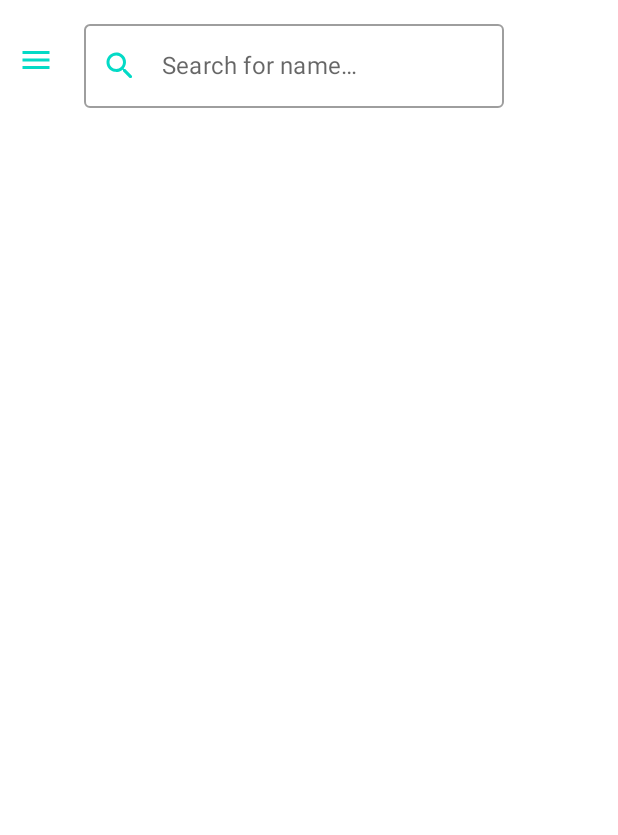
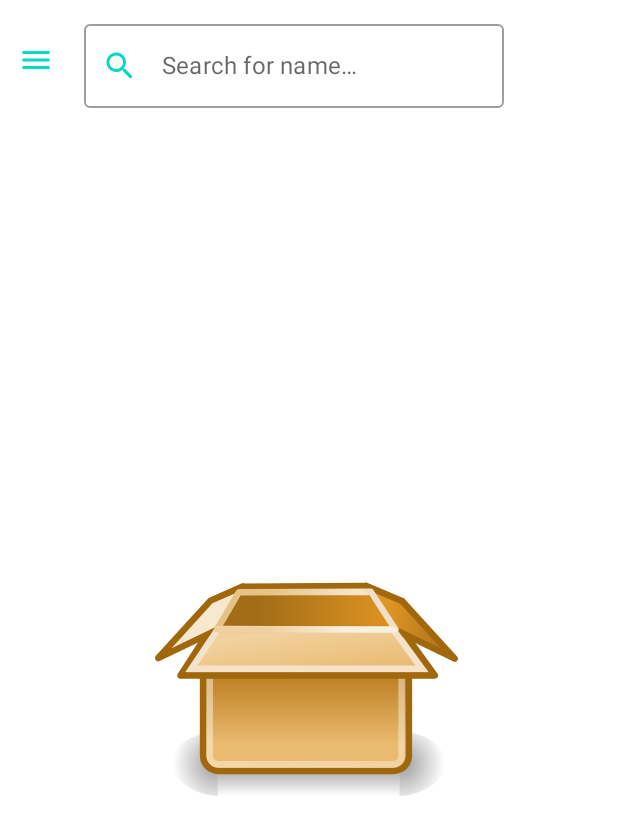
Before and after one commit to patrikkarolyi/dogs, an Android app built with Jetpack Compose: the screen it shows after launch (MainActivity), on a phone screen of 412 x 824 dp. Shown: the top 835 px of the screen. Run offline under Robolectric (Android 15) with nearby library versions, the phone set to English and light mode, and no system bars; our stand-ins replace Dagger/Hilt's generated code, Room's generated code; 6 statements that could not run were skipped.

Commit message:
Add empty content view

```diff
--- a/app/src/main/java/com/example/dogs/ui/common/DogListContent.kt
+++ b/app/src/main/java/com/example/dogs/ui/common/DogListContent.kt
@@ -19,12 +19,16 @@ fun ListContent(
     newItems: List<RoomBreedData> = emptyList(),
     onItemClicked: (String) -> Unit,
 ) {
+    if (newItems.isEmpty()) {
+        EmptyContent()
+    } else {
         LazyColumn {
             items(newItems) { item ->
                 ListItemContent(
                     item = item,
                     onItemClicked = onItemClicked,
                 )
+            }
         }
     }
 }
--- /dev/null
+++ b/app/src/main/java/com/example/dogs/ui/common/EmptyContent.kt
@@ -0,0 +1,27 @@
+package com.example.dogs.ui.common
+
+import androidx.compose.foundation.Image
+import androidx.compose.foundation.layout.Box
+import androidx.compose.foundation.layout.fillMaxSize
+import androidx.compose.foundation.layout.fillMaxWidth
+import androidx.compose.runtime.Composable
+import androidx.compose.ui.Alignment
+import androidx.compose.ui.Modifier
+import androidx.compose.ui.graphics.vector.ImageVector
+import androidx.compose.ui.layout.ContentScale
+import androidx.compose.ui.res.vectorResource
+import com.example.dogs.R
+
+@Composable
+fun EmptyContent() {
+    Box(modifier = Modifier.fillMaxSize()) {
+        Image(
+            imageVector = ImageVector.vectorResource(id = R.drawable.ic_empty),
+            contentDescription = "",
+            contentScale = ContentScale.FillWidth,
+            modifier = Modifier
+                .fillMaxWidth(0.5f)
+                .align(Alignment.Center)
+        )
+    }
+}
--- a/app/src/main/java/com/example/dogs/ui/common/ImageListContent.kt
+++ b/app/src/main/java/com/example/dogs/ui/common/ImageListContent.kt
@@ -31,12 +31,17 @@ fun DetailContent(
     newItems: List<RoomImageData> = emptyList(),
     onItemFavoriteClicked: (String, Boolean) -> Unit
 ) {
+    if(newItems.isEmpty()){
+        EmptyContent()
+    }
+    else{
         LazyColumn {
             items(newItems) { item ->
                 DetailItemContent(
                     item = item,
                     onItemFavoriteClicked = onItemFavoriteClicked
                 )
+            }
         }
     }
 }
--- a/app/src/main/java/com/example/dogs/ui/details/DetailsScreen.kt
+++ b/app/src/main/java/com/example/dogs/ui/details/DetailsScreen.kt
@@ -2,9 +2,11 @@ package com.example.dogs.ui.details
 
 import androidx.compose.foundation.background
 import androidx.compose.foundation.layout.Box
+import androidx.compose.foundation.layout.fillMaxSize
 import androidx.compose.foundation.layout.fillMaxWidth
 import androidx.compose.foundation.layout.padding
 import androidx.compose.foundation.layout.requiredHeight
+import androidx.compose.material.ExperimentalMaterialApi
 import androidx.compose.material.Icon
 import androidx.compose.material.IconButton
 import androidx.compose.material.MaterialTheme
@@ -14,6 +16,9 @@ import androidx.compose.material.SnackbarResult
 import androidx.compose.material.Text
 import androidx.compose.material.icons.Icons
 import androidx.compose.material.icons.rounded.ArrowBack
+import androidx.compose.material.pullrefresh.PullRefreshIndicator
+import androidx.compose.material.pullrefresh.pullRefresh
+import androidx.compose.material.pullrefresh.rememberPullRefreshState
 import androidx.compose.material.rememberScaffoldState
 import androidx.compose.runtime.Composable
 import androidx.compose.runtime.LaunchedEffect
@@ -27,11 +32,13 @@ import androidx.compose.ui.unit.sp
 import androidx.lifecycle.viewmodel.compose.viewModel
 import androidx.navigation.NavController
 import com.example.dogs.ui.common.DetailContent
+import com.example.dogs.ui.common.EmptyContent
 import com.example.dogs.ui.details.DetailViewState.Content
 import com.example.dogs.ui.details.DetailViewState.Initial
 import kotlinx.coroutines.CoroutineScope
 
 
+@OptIn(ExperimentalMaterialApi::class)
 @Composable
 fun DetailScreen(
     viewModel: DetailsViewModel = viewModel(),
@@ -40,27 +47,16 @@ fun DetailScreen(
 ) {
     val scaffoldState: ScaffoldState = rememberScaffoldState()
     val coroutineScope: CoroutineScope = rememberCoroutineScope()
+    val currentBreedId by viewModel.currentBreedId.collectAsState()
     val viewState by viewModel.uiState.collectAsState()
-    val currentBreedId by viewModel.currentBreedId.collectAsState()
+    val refreshing = viewModel.isRefreshing
+    val pullRefreshState = rememberPullRefreshState(refreshing, { viewModel.refreshImageUrls() })
 
     if (breedId.isNotBlank()) {
         LaunchedEffect(coroutineScope) {
             viewModel.refreshImageUrls(breedId = breedId)
-            viewModel.errorMessage.collect { message ->
-                val snackbarResut = scaffoldState.snackbarHostState.showSnackbar(
-                    message = message,
-                    actionLabel = "Retry",
-                )
-                when (snackbarResut) {
-                    SnackbarResult.Dismissed -> {}
-                    SnackbarResult.ActionPerformed -> {
-                        viewModel.refreshImageUrls(breedId = breedId)
-                    }
-                }
-            }
         }
     }
-
 
     Scaffold(
         modifier = Modifier
@@ -94,11 +90,13 @@ fun DetailScreen(
     ) {
         Box(
             modifier = Modifier
+                .fillMaxSize()
                 .padding(it)
+                .pullRefresh(pullRefreshState)
         ) {
             viewState.let { state ->
                 when (state) {
-                    Initial -> {}
+                    Initial -> EmptyContent()
                     is Content -> DetailContent(
                         newItems = state.result,
                         onItemFavoriteClicked = { url, isFavorite ->
@@ -107,6 +105,26 @@ fun DetailScreen(
                     )
                 }
             }
+            //TODO make pull to refresh work on EmptyContent
+            PullRefreshIndicator(
+                refreshing,
+                pullRefreshState,
+                Modifier.align(Alignment.TopCenter)
+            )
+            LaunchedEffect(coroutineScope) {
+                viewModel.errorMessage.collect { message ->
+                    val snackbarResult = scaffoldState.snackbarHostState.showSnackbar(
+                        message = message,
+                        actionLabel = "Retry",
+                    )
+                    when (snackbarResult) {
+                        SnackbarResult.Dismissed -> {}
+                        SnackbarResult.ActionPerformed -> {
+                            viewModel.refreshImageUrls()
+                        }
+                    }
+                }
+            }
         }
     }
 }
--- a/app/src/main/java/com/example/dogs/ui/details/DetailsViewModel.kt
+++ b/app/src/main/java/com/example/dogs/ui/details/DetailsViewModel.kt
@@ -8,11 +8,11 @@ import androidx.lifecycle.ViewModel
 import androidx.lifecycle.viewModelScope
 import com.example.dogs.data.ImageRepository
 import com.example.dogs.data.disk.model.RoomImageData
+import com.example.dogs.network.model.NetworkResult
 import dagger.hilt.android.lifecycle.HiltViewModel
 import kotlinx.coroutines.Dispatchers
 import kotlinx.coroutines.flow.MutableSharedFlow
 import kotlinx.coroutines.flow.MutableStateFlow
-import kotlinx.coroutines.flow.catch
 import kotlinx.coroutines.flow.map
 import kotlinx.coroutines.launch
 import kotlinx.coroutines.withContext
@@ -35,23 +35,34 @@ class DetailsViewModel @Inject constructor(
     var errorMessage = MutableSharedFlow<String>()
         private set
 
-    fun refreshImageUrls(breedId: String) {
+    fun refreshImageUrls(breedId: String = currentBreedId.value) {
         viewModelScope.launch {
             isRefreshing = true
             withContext(Dispatchers.IO) {
                 savedStateHandle["current_breedId"] = breedId
-                dataSource.downloadImagesByBreedId(breedId)
-                dataSource.observeImagesByBreedId(breedId)
-                    .map<List<RoomImageData>, DetailViewState>(DetailViewState::Content)
-                    .catch { exception ->
-                        errorMessage.emit(exception.message ?: "error")
-                    }
-                    .collect {
-                        _uiState.value = it
-                    }
+                downloadImages()
+                getAllImages()
             }
             isRefreshing = false
         }
+    }
+
+    private suspend fun downloadImages() {
+        dataSource.downloadImagesByBreedId(currentBreedId.value).let { result ->
+            if(result !is NetworkResult){
+                //TODO error handling
+                errorMessage.emit(result.toString())
+            }
+        }
+    }
+
+    private suspend fun getAllImages() {
+        //TODO make sure this works
+        dataSource.observeImagesByBreedId(currentBreedId.value)
+            .map<List<RoomImageData>, DetailViewState>(DetailViewState::Content)
+            .collect {
+                _uiState.value = it
+            }
     }
 
     fun updateImageFavoriteById(url: String, newIsFavorite: Boolean) {
--- a/app/src/main/java/com/example/dogs/ui/list/ListScreen.kt
+++ b/app/src/main/java/com/example/dogs/ui/list/ListScreen.kt
@@ -31,6 +31,7 @@ import androidx.compose.ui.Modifier
 import androidx.lifecycle.viewmodel.compose.viewModel
 import androidx.navigation.NavController
 import com.example.dogs.navigation.Screen
+import com.example.dogs.ui.common.EmptyContent
 import com.example.dogs.ui.common.ListContent
 import com.example.dogs.ui.common.NavDrawer
 import com.example.dogs.ui.common.SearchBar
@@ -92,7 +93,7 @@ fun ListScreen(
             ) {
                 viewState.let { state ->
                     when (state) {
-                        ListViewState.Initial -> {}
+                        ListViewState.Initial -> EmptyContent()
                         is ListViewState.Content -> ListContent(
                             state.result,
                         ) { id -> navController.navigate(Screen.DetailScreen.withArgs(id)) }
@@ -106,11 +107,11 @@ fun ListScreen(
             }
             LaunchedEffect(coroutineScope) {
                 viewModel.errorMessage.collect { message ->
-                    val snackbarResut = scaffoldState.snackbarHostState.showSnackbar(
+                    val snackbarResult = scaffoldState.snackbarHostState.showSnackbar(
                         message = message,
                         actionLabel = "Retry",
                     )
-                    when (snackbarResut) {
+                    when (snackbarResult) {
                         SnackbarResult.Dismissed -> {}
                         SnackbarResult.ActionPerformed -> {
                             viewModel.refreshAllBreeds()
--- a/app/src/main/java/com/example/dogs/ui/list/ListViewModel.kt
+++ b/app/src/main/java/com/example/dogs/ui/list/ListViewModel.kt
@@ -8,6 +8,7 @@ import androidx.lifecycle.ViewModel
 import androidx.lifecycle.viewModelScope
 import com.example.dogs.data.DogRepository
 import com.example.dogs.data.disk.model.RoomBreedData
+import com.example.dogs.network.model.NetworkResult
 import com.example.dogs.ui.list.ListViewState.Initial
 import dagger.hilt.android.lifecycle.HiltViewModel
 import kotlinx.coroutines.Dispatchers
@@ -54,17 +55,14 @@ class ListViewModel @Inject constructor(
         viewModelScope.launch {
             isRefreshing = true
             withContext(Dispatchers.IO) {
-                dataSource.downloadAllBreeds()
+                dataSource.downloadAllBreeds().let { result ->
+                    if(result !is NetworkResult){
+                        //TODO error handling
+                        errorMessage.emit(result.toString())
+                    }
+                }
             }
             isRefreshing = false
-        }
-    }
-
-    fun updateBreedFavoriteById(id: String, newIsFavorite: Boolean) {
-        viewModelScope.launch {
-            withContext(Dispatchers.IO) {
-                dataSource.updateBreedFavoriteById(id, newIsFavorite)
-            }
         }
     }
 
--- /dev/null
+++ b/app/src/main/res/drawable/ic_empty.xml
@@ -0,0 +1,183 @@
+<vector xmlns:android="http://schemas.android.com/apk/res/android"
+    xmlns:aapt="http://schemas.android.com/aapt"
+    android:width="48dp"
+    android:height="48dp"
+    android:viewportWidth="48"
+    android:viewportHeight="48">
+  <path
+      android:pathData="M9.771,32.259l28.205,0l0,9.982l-28.205,0z"
+      android:strokeAlpha="0.40206"
+      android:fillAlpha="0.40206">
+    <aapt:attr name="android:fillColor">
+      <gradient
+          android:startX="20.453"
+          android:startY="32.259"
+          android:endX="20.453"
+          android:endY="42.242"
+          android:type="linear">
+        <item android:offset="0" android:color="#00000000"/>
+        <item android:offset="0.5" android:color="#FF000000"/>
+        <item android:offset="1" android:color="#00000000"/>
+      </gradient>
+    </aapt:attr>
+  </path>
+  <path
+      android:pathData="m37.978,32.26l0,9.982c3.008,0.019 7.272,-2.236 7.272,-4.992 0,-2.755 -3.357,-4.99 -7.272,-4.99z"
+      android:strokeAlpha="0.40206"
+      android:fillAlpha="0.40206">
+    <aapt:attr name="android:fillColor">
+      <gradient
+          android:centerX="38.157"
+          android:centerY="37.192"
+          android:gradientRadius="6.843"
+          android:type="radial">
+        <item android:offset="0" android:color="#FF000000"/>
+        <item android:offset="1" android:color="#00000000"/>
+      </gradient>
+    </aapt:attr>
+  </path>
+  <path
+      android:pathData="m9.771,32.26l0,9.982c-3.007,0.019 -7.272,-2.236 -7.272,-4.992 0,-2.755 3.358,-4.99 7.272,-4.99z"
+      android:strokeAlpha="0.40206"
+      android:fillAlpha="0.40206">
+    <aapt:attr name="android:fillColor">
+      <gradient
+          android:centerX="9.594"
+          android:centerY="37.192"
+          android:gradientRadius="6.843"
+          android:type="radial">
+        <item android:offset="0" android:color="#FF000000"/>
+        <item android:offset="1" android:color="#00000000"/>
+      </gradient>
+    </aapt:attr>
+  </path>
+  <path
+      android:strokeWidth="1"
+      android:pathData="M9.887,15.275L37.016,15.275A2.424,2.394 0,0 1,39.44 17.669L39.44,35.994A2.424,2.394 0,0 1,37.016 38.388L9.887,38.388A2.424,2.394 0,0 1,7.462 35.994L7.462,17.669A2.424,2.394 0,0 1,9.887 15.275z"
+      android:strokeColor="#a0670c">
+    <aapt:attr name="android:fillColor">
+      <gradient
+          android:startX="24.99"
+          android:startY="34.005"
+          android:endX="24.99"
+          android:endY="22.585"
+          android:type="linear">
+        <item android:offset="0" android:color="#FFEABA6F"/>
+        <item android:offset="1" android:color="#FFB97A1B"/>
+      </gradient>
+    </aapt:attr>
+  </path>
+  <path
+      android:strokeWidth="1"
+      android:pathData="M9.784,16.244L37.018,16.244A1.285,1.285 0,0 1,38.303 17.529L38.303,36.034A1.285,1.285 0,0 1,37.018 37.319L9.784,37.319A1.285,1.285 0,0 1,8.499 36.034L8.499,17.529A1.285,1.285 0,0 1,9.784 16.244z"
+      android:strokeAlpha="0.48101"
+      android:fillColor="#00000000"
+      android:fillAlpha="0.48101">
+    <aapt:attr name="android:strokeColor">
+      <gradient
+          android:startX="18.707"
+          android:startY="19.912"
+          android:endX="30.015"
+          android:endY="47.388"
+          android:type="linear">
+        <item android:offset="0" android:color="#FFFFFFFF"/>
+        <item android:offset="1" android:color="#AFFFFFFF"/>
+      </gradient>
+    </aapt:attr>
+  </path>
+  <path
+      android:strokeWidth="1"
+      android:pathData="m8.77,16.547l5.05,-6.811 18.795,-0.101 5.22,6.774 -29.065,0.138z"
+      android:fillType="evenOdd">
+    <aapt:attr name="android:fillColor">
+      <gradient
+          android:startX="16.149"
+          android:startY="13.092"
+          android:endX="34.194"
+          android:endY="13.092"
+          android:type="linear">
+        <item android:offset="0" android:color="#FFA36D18"/>
+        <item android:offset="1" android:color="#FFD79020"/>
+      </gradient>
+    </aapt:attr>
+    <aapt:attr name="android:strokeColor">
+      <gradient
+          android:startX="21.907"
+          android:startY="9.758"
+          android:endX="22.072"
+          android:endY="16.021"
+          android:type="linear">
+        <item android:offset="0" android:color="#FFA0670C"/>
+        <item android:offset="1" android:color="#00A0670C"/>
+      </gradient>
+    </aapt:attr>
+  </path>
+  <path
+      android:strokeWidth="1"
+      android:pathData="m38.276,16.326l5.193,7.194h-39.508l4.664,-7.199 29.651,0.005z"
+      android:strokeLineJoin="round"
+      android:strokeColor="#a0670c"
+      android:strokeLineCap="round">
+    <aapt:attr name="android:fillColor">
+      <gradient
+          android:startX="25.381"
+          android:startY="24.7"
+          android:endX="24.119"
+          android:endY="16.266"
+          android:type="linear">
+        <item android:offset="0" android:color="#FFE9B96E"/>
+        <item android:offset="1" android:color="#FFF1D19E"/>
+      </gradient>
+    </aapt:attr>
+  </path>
+  <path
+      android:strokeWidth="1"
+      android:pathData="m32.849,9.614l4.683,6.922 9.034,4.385 -8.115,-8.912 -5.602,-2.395z"
+      android:strokeLineJoin="round"
+      android:strokeColor="#a0670c"
+      android:strokeLineCap="round">
+    <aapt:attr name="android:fillColor">
+      <gradient
+          android:startX="36.289"
+          android:startY="14.662"
+          android:endX="47.066"
+          android:endY="15.268"
+          android:type="linear">
+        <item android:offset="0" android:color="#FFDE9523"/>
+        <item android:offset="1" android:color="#FFA36D18"/>
+      </gradient>
+    </aapt:attr>
+  </path>
+  <path
+      android:strokeWidth="1"
+      android:pathData="m13.618,9.715l-3.976,6.72 -9.135,4.385 8.115,-8.912 4.996,-2.193z"
+      android:strokeLineJoin="round"
+      android:fillColor="#f8e8cf"
+      android:strokeColor="#a0670c"
+      android:strokeLineCap="round"/>
+  <path
+      android:strokeWidth="1"
+      android:pathData="m37.025,16.436l4.454,6.057h-35.831l4.141,-6.18 27.236,0.123z"
+      android:fillColor="#00000000"
+      android:strokeColor="#f4e3ca"/>
+  <path
+      android:strokeWidth="1"
+      android:pathData="m9.652,16.372l3.385,-5.779 20.478,-0.075 3.842,5.852 -27.705,0.002z"
+      android:strokeAlpha="0.87975"
+      android:strokeLineJoin="round"
+      android:fillColor="#00000000"
+      android:fillAlpha="0.87975"
+      android:strokeLineCap="round">
+    <aapt:attr name="android:strokeColor">
+      <gradient
+          android:startX="30.062"
+          android:startY="13.445"
+          android:endX="17.696"
+          android:endY="12.334"
+          android:type="linear">
+        <item android:offset="0" android:color="#FFFBF0E0"/>
+        <item android:offset="1" android:color="#FFF0CE99"/>
+      </gradient>
+    </aapt:attr>
+  </path>
+</vector>
```
Lines whose indentation alone changed are shown as unchanged.
